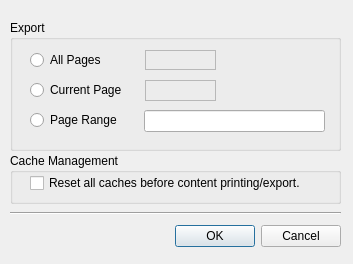
This is mainApp/dialogexportpages.ui in trevorsandy/lpub3d as Qt 5 draws it before an edit. The edited form follows.
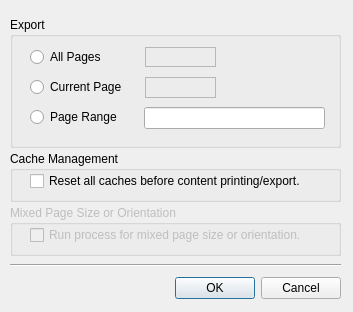
This is the edited form.

Commit message: Mixed page size and orientation export, Disable appropriate UI menu items if no document loaded (r801)

Diff of the .ui file:
```diff
--- a/mainApp/dialogexportpages.ui
+++ b/mainApp/dialogexportpages.ui
@@ -7,7 +7,7 @@
     <x>0</x>
     <y>0</y>
     <width>353</width>
-    <height>264</height>
+    <height>312</height>
    </rect>
   </property>
   <property name="windowTitle">
@@ -17,7 +17,7 @@
    <property name="geometry">
     <rect>
      <x>10</x>
-     <y>220</y>
+     <y>272</y>
      <width>331</width>
      <height>32</height>
     </rect>
@@ -36,7 +36,7 @@
    <property name="geometry">
     <rect>
      <x>10</x>
-     <y>20</y>
+     <y>17</y>
      <width>331</width>
      <height>131</height>
     </rect>
@@ -139,7 +139,7 @@
    <property name="geometry">
     <rect>
      <x>10</x>
-     <y>203</y>
+     <y>255</y>
      <width>331</width>
      <height>20</height>
     </rect>
@@ -152,7 +152,7 @@
    <property name="geometry">
     <rect>
      <x>10</x>
-     <y>153</y>
+     <y>151</y>
      <width>331</width>
      <height>51</height>
     </rect>
@@ -177,6 +177,41 @@
     </property>
    </widget>
   </widget>
+  <widget class="QGroupBox" name="groupBoxMixedPageSize">
+   <property name="enabled">
+    <bool>false</bool>
+   </property>
+   <property name="geometry">
+    <rect>
+     <x>10</x>
+     <y>205</y>
+     <width>331</width>
+     <height>51</height>
+    </rect>
+   </property>
+   <property name="title">
+    <string>Mixed Page Size or Orientation</string>
+   </property>
+   <widget class="QCheckBox" name="checkBoxMixedPageSize">
+    <property name="geometry">
+     <rect>
+      <x>20</x>
+      <y>20</y>
+      <width>291</width>
+      <height>20</height>
+     </rect>
+    </property>
+    <property name="toolTip">
+     <string>To improve printing performance, Uncheck only if your document does Not contain mixed page size or orientation.  </string>
+    </property>
+    <property name="text">
+     <string>Run process for mixed page size or orientation.</string>
+    </property>
+    <property name="checked">
+     <bool>false</bool>
+    </property>
+   </widget>
+  </widget>
  </widget>
  <resources/>
  <connections>
```
The commit also changes 14 other files.
